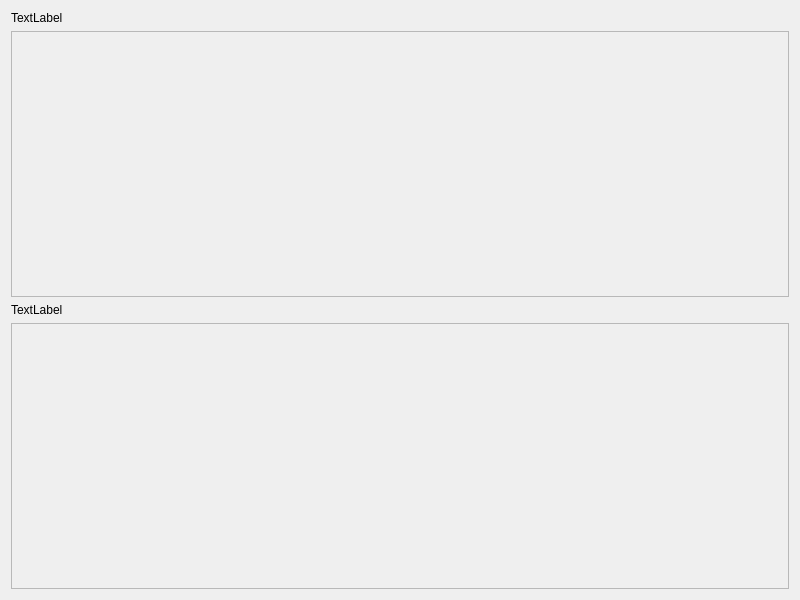
Qt form src/components/overview-panel/overviewpanel.ui (RapidWebForge/RapidWebForgeApp) before a commit.
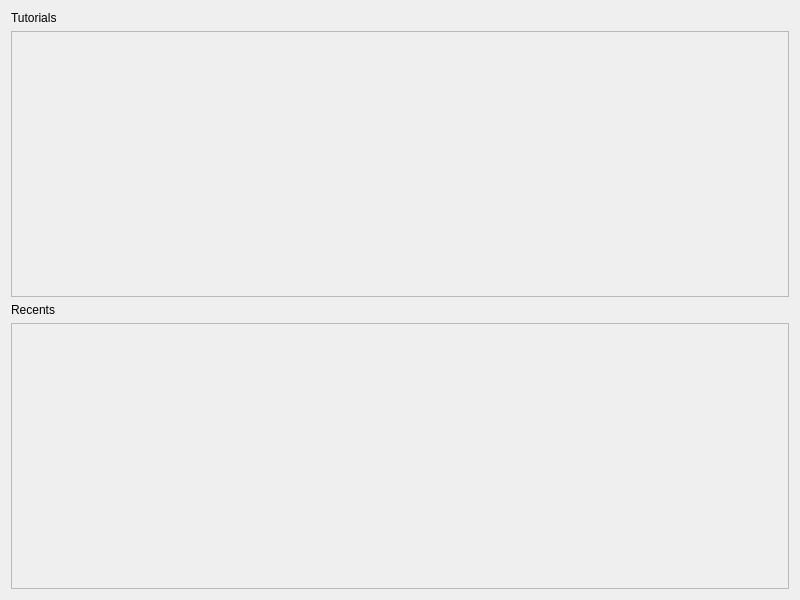
The same form after that commit.

```diff
--- a/src/components/overview-panel/overviewpanel.ui
+++ b/src/components/overview-panel/overviewpanel.ui
@@ -17,7 +17,7 @@
    <item>
     <widget class="QLabel" name="label_2">
      <property name="text">
-      <string>TextLabel</string>
+      <string>Tutorials</string>
      </property>
     </widget>
    </item>
@@ -60,7 +60,7 @@
    <item>
     <widget class="QLabel" name="label">
      <property name="text">
-      <string>TextLabel</string>
+      <string>Recents</string>
      </property>
     </widget>
    </item>
```
Left out of the diff: 8 changed lines with no effect on the pictures.
